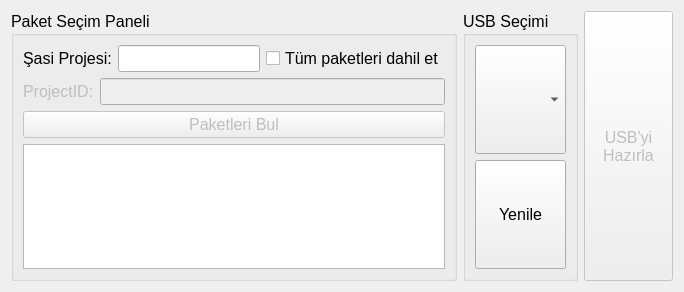
Old version of the form ui/image_creator_screen.ui in the repository cihansenyuz/system_controller.
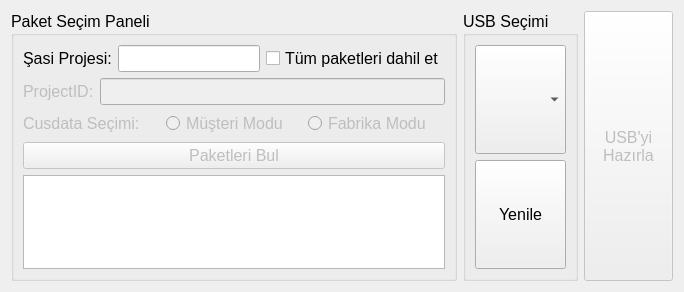
New version of the form.

Commit message: add cusdata factory-customer selection

```diff
--- a/ui/image_creator_screen.ui
+++ b/ui/image_creator_screen.ui
@@ -24,7 +24,7 @@
      <property name="title">
       <string>Paket Seçim Paneli</string>
      </property>
-     <layout class="QVBoxLayout" name="verticalLayout" stretch="1,1,1,5">
+     <layout class="QVBoxLayout" name="verticalLayout" stretch="1,1,0,1,5">
       <item>
        <layout class="QHBoxLayout" name="horizontalLayout_2" stretch="0,0,0">
         <item>
@@ -94,6 +94,70 @@
         </item>
        </layout>
       </item>
+      <item>
+       <layout class="QHBoxLayout" name="horizontalLayout_4">
+        <item>
+         <widget class="QLabel" name="cusdataLabel">
+          <property name="enabled">
+           <bool>false</bool>
+          </property>
+          <property name="text">
+           <string>Cusdata Seçimi:</string>
+          </property>
+         </widget>
+        </item>
+        <item>
+         <widget class="QRadioButton" name="customerRadioButton">
+          <property name="enabled">
+           <bool>false</bool>
+          </property>
+          <property name="sizePolicy">
+           <sizepolicy hsizetype="Minimum" vsizetype="Minimum">
+            <horstretch>0</horstretch>
+            <verstretch>0</verstretch>
+           </sizepolicy>
+          </property>
+          <property name="text">
+           <string>Müşteri Modu</string>
+          </property>
+          <property name="iconSize">
+           <size>
+            <width>32</width>
+            <height>32</height>
+           </size>
+          </property>
+         </widget>
+        </item>
+        <item>
+         <widget class="QRadioButton" name="factoryRadioButton">
+          <property name="enabled">
+           <bool>false</bool>
+          </property>
+          <property name="sizePolicy">
+           <sizepolicy hsizetype="Minimum" vsizetype="Minimum">
+            <horstretch>0</horstretch>
+            <verstretch>0</verstretch>
+           </sizepolicy>
+          </property>
+          <property name="sizeIncrement">
+           <size>
+            <width>0</width>
+            <height>0</height>
+           </size>
+          </property>
+          <property name="text">
+           <string>Fabrika Modu</string>
+          </property>
+          <property name="iconSize">
+           <size>
+            <width>32</width>
+            <height>32</height>
+           </size>
+          </property>
+         </widget>
+        </item>
+       </layout>
+      </item>
       <item>
        <widget class="QPushButton" name="findButton">
         <property name="enabled">
```
Left out of the diff: 6 changed lines with no effect on the pictures. The commit also changes 3 other files.
